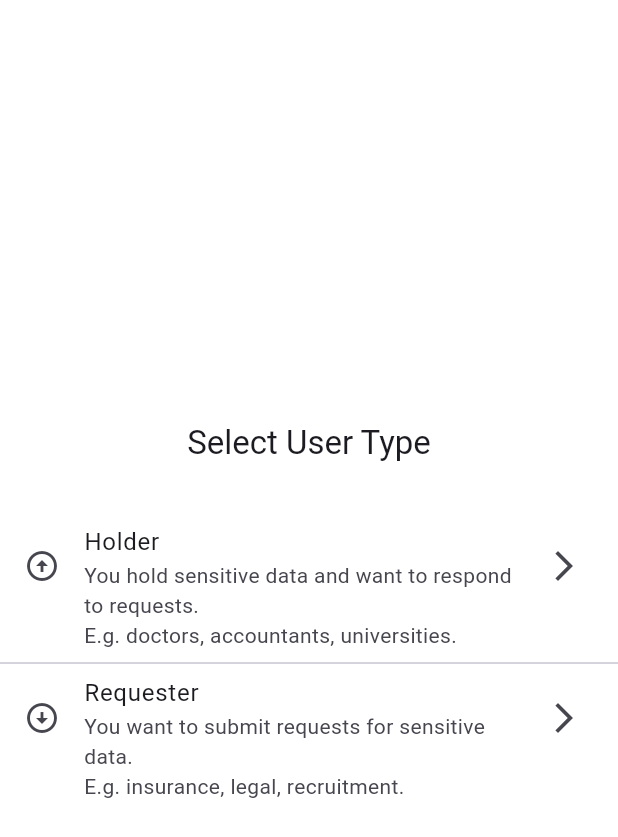
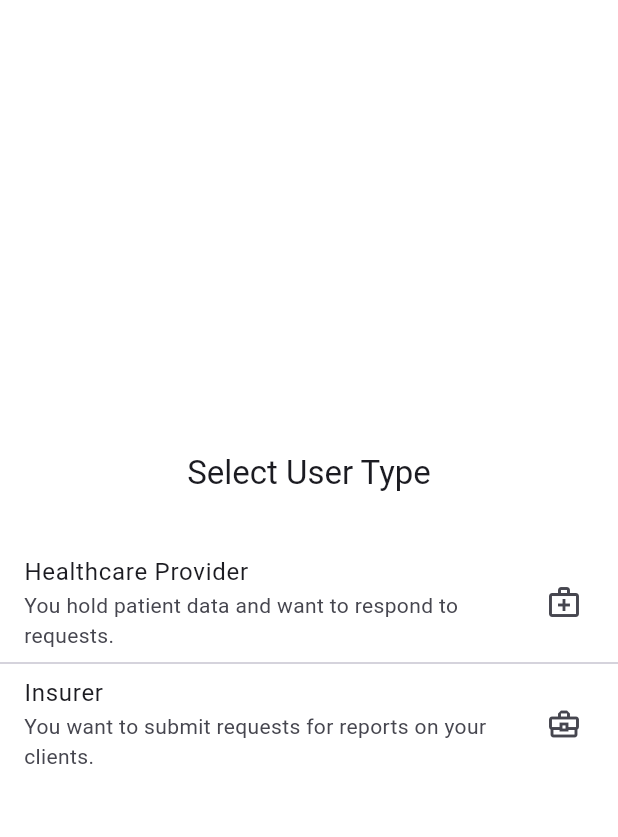
Before and after one commit to leidig54/boomarang, a Flutter app: the SelectUserTypeScreen screen opened directly, on a phone screen of 412 x 824 dp. Shown: the top 837 px of the screen. Run offline on Flutter 3.47's test engine with Material 3 defaults, Android fonts, the phone set to English and light mode, and no system bars; our stand-ins replace cloud_firestore, cloud_functions, data_table_2, file_picker, firebase_auth, firebase_core and 7 more; missing offline and left inert: boomarang_shared, firebase_ui_auth, flutter_quill, syncfusion_flutter_pdfviewer; accounts and stored records are empty; project files that could hold a hidden picture were left out.

Commit message:
Improved message: feat: implement new function for better data handling

```diff
--- a/lib/holder/screens/home.dart
+++ b/lib/holder/screens/home.dart
@@ -17,7 +17,7 @@ class _HolderHomeState extends State<HolderHome> {
 
   List<Widget> screens = [
     const HolderDatagridScreen(),
-    const ProfileScreen(),
+    const BoomarangProfileScreen(),
   ];
 
   @override
--- a/lib/onboarding/screens/enter_email_verification_code.dart
+++ b/lib/onboarding/screens/enter_email_verification_code.dart
@@ -28,7 +28,9 @@ class _EnterEmailVerificationCodeScreenState
               labelText: 'Enter the verification code sent to your email',
               border: OutlineInputBorder(),
             ),
-            onSubmitted: (code) async {
+            onSubmitted: isVerifying
+                ? null
+                : (code) async {
                     setState(() {
                       isVerifying = true;
                     });
@@ -38,9 +40,11 @@ class _EnterEmailVerificationCodeScreenState
                       buildErrorAlertDialog(e);
                       throw e;
                     }).whenComplete(() {
+                      if (mounted) {
                         setState(() {
                           isVerifying = false;
                         });
+                      }
                     });
                   },
           ),
--- a/lib/onboarding/screens/select_user_type.dart
+++ b/lib/onboarding/screens/select_user_type.dart
@@ -28,22 +28,12 @@ class _SelectUserTypeScreenState extends State<SelectUserTypeScreen> {
               ),
               const SizedBox(height: 32),
               ListTile(
-                title: const Text('Holder'),
+                title: const Text('Healthcare Provider'),
                 subtitle: const Text(
-                    'You hold sensitive data and want to respond to requests.\nE.g. doctors, accountants, universities.'),
-                trailing: const Column(
-                  mainAxisAlignment: MainAxisAlignment.center,
-                  children: [
-                    Icon(Icons.arrow_forward_ios),
-                  ],
-                ),
-                leading: const Column(
-                  mainAxisAlignment: MainAxisAlignment.center,
-                  children: [
-                    Icon(Icons.arrow_circle_up),
-                  ],
-                ),
-                isThreeLine: true,
+                    'You hold patient data and want to respond to requests.'),
+                trailing:
+                    //healthcare icon
+                    const Icon(Icons.medical_services_outlined),
                 onTap: () async {
                   await firestore
                       .collection('users')
@@ -56,22 +46,12 @@ class _SelectUserTypeScreenState extends State<SelectUserTypeScreen> {
                 height: 1,
               ),
               ListTile(
-                title: const Text('Requester'),
+                title: const Text('Insurer'),
                 subtitle: const Text(
-                    'You want to submit requests for sensitive data.\nE.g. insurance, legal, recruitment.'),
-                trailing: const Column(
-                  mainAxisAlignment: MainAxisAlignment.center,
-                  children: [
-                    Icon(Icons.arrow_forward_ios),
-                  ],
-                ),
-                leading: const Column(
-                  mainAxisAlignment: MainAxisAlignment.center,
-                  children: [
-                    Icon(Icons.arrow_circle_down),
-                  ],
-                ),
-                isThreeLine: true,
+                    'You want to submit requests for reports on your clients.'),
+                trailing:
+                    //insurance icon
+                    const Icon(Icons.business_center_outlined),
                 onTap: () async {
                   await firestore
                       .collection('users')
--- a/lib/requester/screens/home.dart
+++ b/lib/requester/screens/home.dart
@@ -19,7 +19,7 @@ class _RequesterHomeState extends State<RequesterHome> {
   List<Widget> screens = [
     const AddRequestScreen(),
     const RequesterDatagridScreen(),
-    const ProfileScreen(),
+    const BoomarangProfileScreen(),
   ];
 
   @override
--- a/lib/shared/auth_gate.dart
+++ b/lib/shared/auth_gate.dart
@@ -1,6 +1,6 @@
 import 'package:boomarang/main.dart';
+import 'package:boomarang/onboarding/screens/onboarding_gate.dart';
 import 'package:boomarang/shared/alert_dialog.dart';
-import 'package:boomarang/shared/onboarding_gate.dart';
 import 'package:firebase_auth/firebase_auth.dart' hide EmailAuthProvider;
 import 'package:firebase_ui_auth/firebase_ui_auth.dart' hide ProfileScreen;
 import 'package:flutter/foundation.dart';
--- a/lib/shared/navigation_bottom_widget.dart
+++ b/lib/shared/navigation_bottom_widget.dart
@@ -73,9 +73,9 @@ class _NavigationRailTrailingWidgetState
           ),
           Column(
             children: [
-              Text('Version: ${packageInfo!.version}',
+              Text('Version: ${packageInfo?.version}',
                   style: Theme.of(context).textTheme.bodySmall),
-              Text('Build number: ${packageInfo!.buildNumber}',
+              Text('Build number: ${packageInfo?.buildNumber}',
                   style: Theme.of(context).textTheme.bodySmall),
             ],
           ),
```
Also changed, not shown: lib/data/user_provider.dart (+6 -1 lines), lib/onboarding/screens/onboarding_gate.dart (added, +69 -0 lines), lib/shared/profile.dart (+9 -5 lines). Lines whose indentation alone changed are shown as unchanged.
